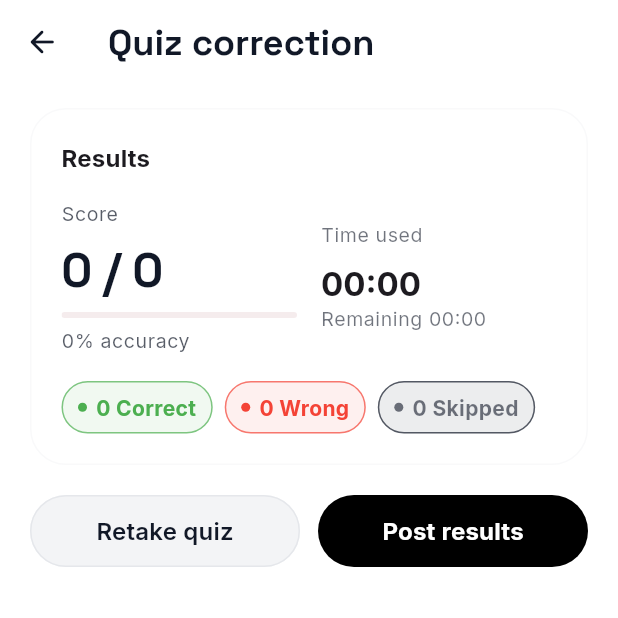
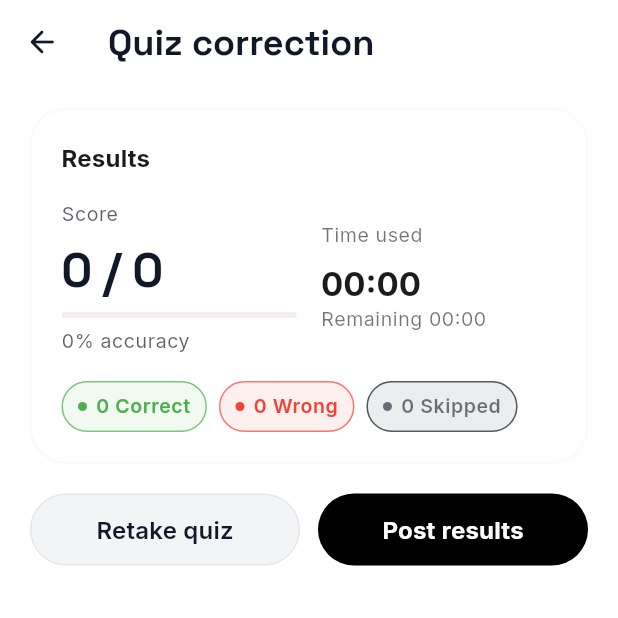
Before and after one commit to ayomide0806967/T19t97ou, a Flutter app: the QuizCorrectionScreen screen opened directly with empty values, on a phone screen of 412 x 824 dp, the top half of it. Run offline on Flutter 3.47's test engine with Material 3 defaults, Android fonts, the phone set to English and light mode, and no system bars; our stand-ins replace emoji_picker_flutter, file_picker, firebase_auth, firebase_core, google_fonts, google_sign_in and 3 more; missing offline and left inert: docx_to_text, syncfusion_flutter_pdf; accounts and stored records are empty.

Commit message:
Polish quiz full-page submit and correction summary layout

```diff
--- a/lib/screens/quiz_correction_screen.dart
+++ b/lib/screens/quiz_correction_screen.dart
@@ -370,20 +370,20 @@ class _SummaryCard extends StatelessWidget {
             ],
           ),
           const SizedBox(height: 16),
-          Row(
+          Wrap(
+            spacing: 8,
+            runSpacing: 8,
             children: [
               _StatusCountChip(
                 label: 'Correct',
                 count: correct,
                 color: Colors.green,
               ),
-              const SizedBox(width: 8),
               _StatusCountChip(
                 label: 'Wrong',
                 count: wrong,
                 color: Colors.red,
               ),
-              const SizedBox(width: 8),
               _StatusCountChip(
                 label: 'Skipped',
                 count: skipped,
@@ -486,10 +486,10 @@ class _StatusCountChip extends StatelessWidget {
           ),
           Text(
             '$count $label',
-            style: theme.textTheme.bodyMedium?.copyWith(
-                  fontWeight: FontWeight.w700,
-                  color: color,
-                ),
+            style: theme.textTheme.bodySmall?.copyWith(
+              fontWeight: FontWeight.w600,
+              color: color,
+            ),
           ),
         ],
       ),
```
Also changed, not shown: lib/screens/quiz_take_screen.dart (+9 -0 lines).
